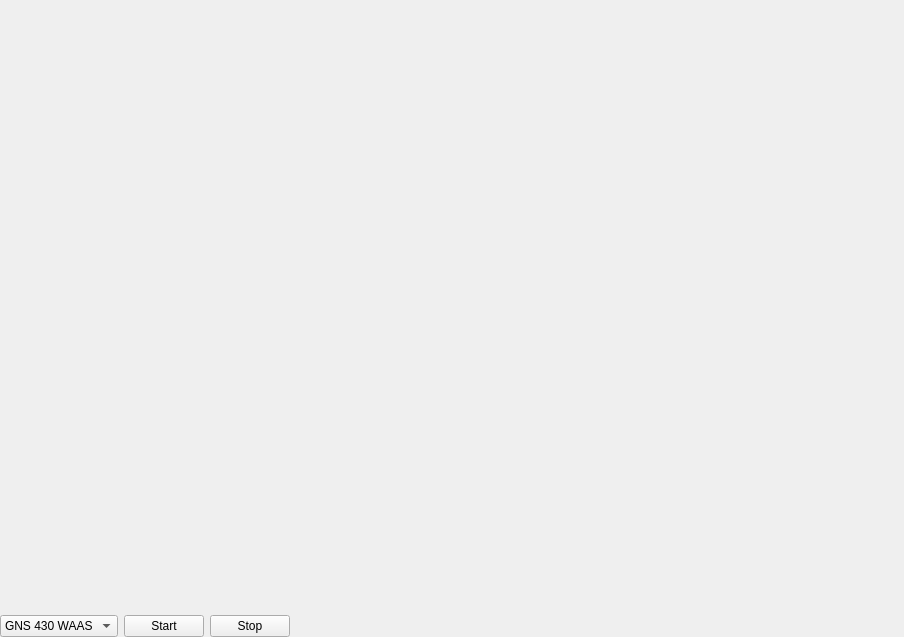
Above: gnsTest1/mainWindow.ui from jeffhendrix/garmin-gns-430-530-interface before the change. Below: the same form after it.
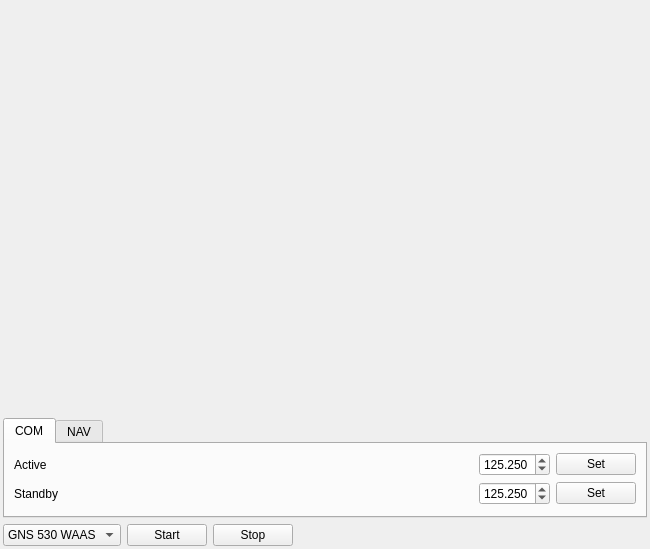
That is the form after the change. Custom widgets are drawn as their Qt base class.

```diff
--- a/gnsTest1/mainWindow.ui
+++ b/gnsTest1/mainWindow.ui
@@ -6,8 +6,8 @@
    <rect>
     <x>0</x>
     <y>0</y>
-    <width>904</width>
-    <height>637</height>
+    <width>650</width>
+    <height>549</height>
    </rect>
   </property>
   <property name="windowTitle">
@@ -15,7 +15,7 @@
   </property>
   <layout class="QVBoxLayout" name="verticalLayout">
    <property name="margin">
-    <number>0</number>
+    <number>3</number>
    </property>
    <item>
     <widget class="QFrame" name="view_box">
@@ -46,10 +46,234 @@
      </widget>
     </widget>
    </item>
+   <item>
+    <widget class="QTabWidget" name="tabWidget">
+     <property name="minimumSize">
+      <size>
+       <width>0</width>
+       <height>100</height>
+      </size>
+     </property>
+     <property name="maximumSize">
+      <size>
+       <width>16777215</width>
+       <height>100</height>
+      </size>
+     </property>
+     <property name="currentIndex">
+      <number>0</number>
+     </property>
+     <widget class="QWidget" name="tabCOM">
+      <attribute name="title">
+       <string>COM</string>
+      </attribute>
+      <layout class="QVBoxLayout" name="verticalLayout_2">
+       <item>
+        <layout class="QHBoxLayout" name="horizontalLayout_2">
+         <item>
+          <widget class="QLabel" name="label">
+           <property name="text">
+            <string>Active</string>
+           </property>
+          </widget>
+         </item>
+         <item>
+          <spacer name="horizontalSpacer_2">
+           <property name="orientation">
+            <enum>Qt::Horizontal</enum>
+           </property>
+           <property name="sizeHint" stdset="0">
+            <size>
+             <width>40</width>
+             <height>20</height>
+            </size>
+           </property>
+          </spacer>
+         </item>
+         <item>
+          <widget class="QDoubleSpinBox" name="spinCOMActive">
+           <property name="decimals">
+            <number>3</number>
+           </property>
+           <property name="maximum">
+            <double>999.000000000000000</double>
+           </property>
+           <property name="singleStep">
+            <double>0.500000000000000</double>
+           </property>
+           <property name="value">
+            <double>125.250000000000000</double>
+           </property>
+          </widget>
+         </item>
+         <item>
+          <widget class="QPushButton" name="btnCOMActiveSet">
+           <property name="text">
+            <string>Set</string>
+           </property>
+          </widget>
+         </item>
+        </layout>
+       </item>
+       <item>
+        <layout class="QHBoxLayout" name="horizontalLayout_3">
+         <item>
+          <widget class="QLabel" name="label_2">
+           <property name="text">
+            <string>Standby</string>
+           </property>
+          </widget>
+         </item>
+         <item>
+          <spacer name="horizontalSpacer_3">
+           <property name="orientation">
+            <enum>Qt::Horizontal</enum>
+           </property>
+           <property name="sizeHint" stdset="0">
+            <size>
+             <width>40</width>
+             <height>20</height>
+            </size>
+           </property>
+          </spacer>
+         </item>
+         <item>
+          <widget class="QDoubleSpinBox" name="spinCOMStandby">
+           <property name="decimals">
+            <number>3</number>
+           </property>
+           <property name="maximum">
+            <double>999.000000000000000</double>
+           </property>
+           <property name="singleStep">
+            <double>0.500000000000000</double>
+           </property>
+           <property name="value">
+            <double>125.250000000000000</double>
+           </property>
+          </widget>
+         </item>
+         <item>
+          <widget class="QPushButton" name="btnCOMStandbySet">
+           <property name="text">
+            <string>Set</string>
+           </property>
+          </widget>
+         </item>
+        </layout>
+       </item>
+      </layout>
+     </widget>
+     <widget class="QWidget" name="tabNAV">
+      <attribute name="title">
+       <string>NAV</string>
+      </attribute>
+      <layout class="QVBoxLayout" name="verticalLayout_3">
+       <item>
+        <layout class="QHBoxLayout" name="horizontalLayout_4">
+         <item>
+          <widget class="QLabel" name="label_3">
+           <property name="text">
+            <string>Active</string>
+           </property>
+          </widget>
+         </item>
+         <item>
+          <spacer name="horizontalSpacer_4">
+           <property name="orientation">
+            <enum>Qt::Horizontal</enum>
+           </property>
+           <property name="sizeHint" stdset="0">
+            <size>
+             <width>40</width>
+             <height>20</height>
+            </size>
+           </property>
+          </spacer>
+         </item>
+         <item>
+          <widget class="QDoubleSpinBox" name="spinNAVActive">
+           <property name="decimals">
+            <number>3</number>
+           </property>
+           <property name="maximum">
+            <double>999.000000000000000</double>
+           </property>
+           <property name="singleStep">
+            <double>0.500000000000000</double>
+           </property>
+           <property name="value">
+            <double>125.250000000000000</double>
+           </property>
+          </widget>
+         </item>
+         <item>
+          <widget class="QPushButton" name="btnNAVActiveSet">
+           <property name="text">
+            <string>Set</string>
+           </property>
+          </widget>
+         </item>
+        </layout>
+       </item>
+       <item>
+        <layout class="QHBoxLayout" name="horizontalLayout_5">
+         <item>
+          <widget class="QLabel" name="label_4">
+           <property name="text">
+            <string>Standby</string>
+           </property>
+          </widget>
+         </item>
+         <item>
+          <spacer name="horizontalSpacer_5">
+           <property name="orientation">
+            <enum>Qt::Horizontal</enum>
+           </property>
+           <property name="sizeHint" stdset="0">
+            <size>
+             <width>40</width>
+             <height>20</height>
+            </size>
+           </property>
+          </spacer>
+         </item>
+         <item>
+          <widget class="QDoubleSpinBox" name="spinNAVStandby">
+           <property name="decimals">
+            <number>3</number>
+           </property>
+           <property name="maximum">
+            <double>999.000000000000000</double>
+           </property>
+           <property name="singleStep">
+            <double>0.500000000000000</double>
+           </property>
+           <property name="value">
+            <double>125.250000000000000</double>
+           </property>
+          </widget>
+         </item>
+         <item>
+          <widget class="QPushButton" name="btnNAVStandbySet">
+           <property name="text">
+            <string>Set</string>
+           </property>
+          </widget>
+         </item>
+        </layout>
+       </item>
+      </layout>
+     </widget>
+    </widget>
+   </item>
    <item>
     <layout class="QHBoxLayout" name="horizontalLayout">
      <item>
       <widget class="QComboBox" name="cmbModel">
+       <property name="currentIndex">
+        <number>1</number>
+       </property>
        <item>
         <property name="text">
          <string>GNS 430 WAAS</string>
```
